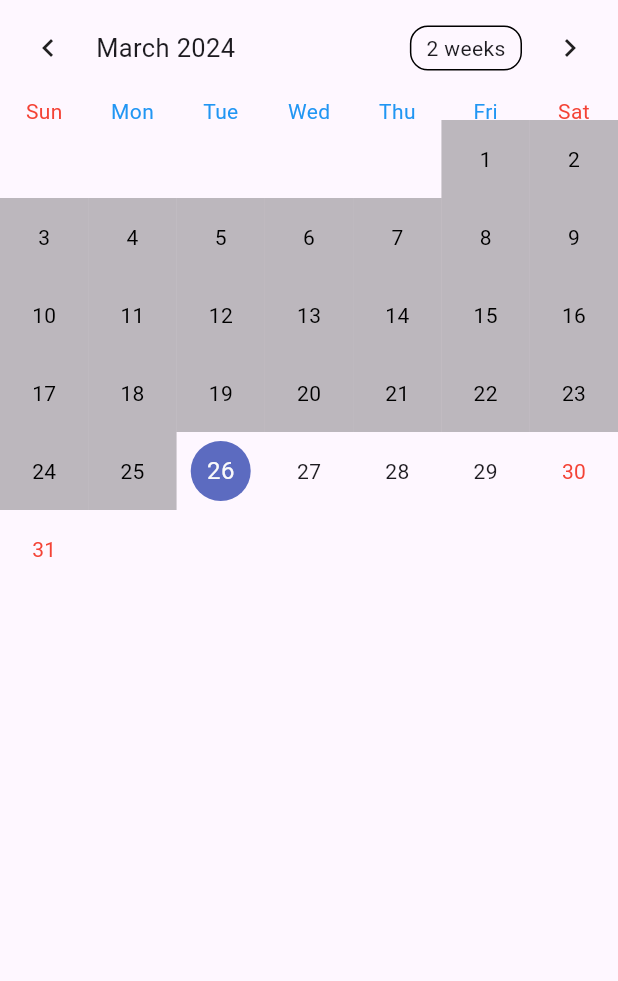
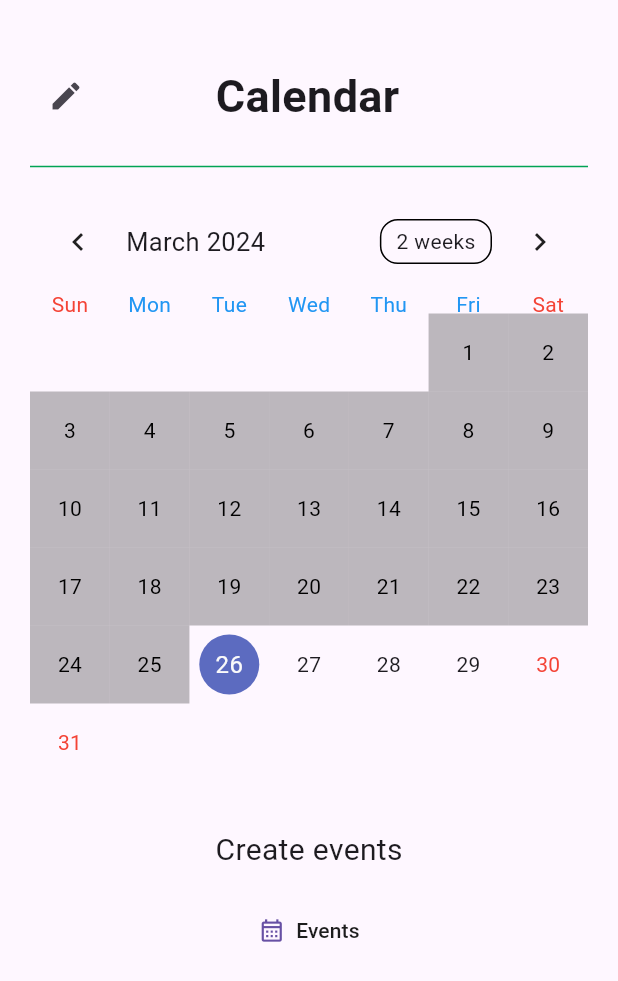
Before and after one commit to argietut/church-tap, a Flutter app: the CustomCalendar screen opened directly, on a phone screen of 412 x 824 dp. Shown: the top 981 px of the screen. Run offline on Flutter 3.47's test engine with Material 3 defaults, Android fonts, the phone set to English and light mode, and no system bars; drawn by our look-alikes of table_calendar; our stand-ins replace cloud_firestore, firebase_auth, firebase_core, flutter_map, geolocator, get and 3 more; missing offline and left inert: flutter_map_location_marker, flutter_map_marker_popup; accounts and stored records are empty.

Commit message:
ui enhancement in Calendar.dart

```diff
--- a/lib/BACK_END/Services/Functions/Users.dart
+++ b/lib/BACK_END/Services/Functions/Users.dart
@@ -89,7 +89,7 @@ class UserStorage {
   }
 
 
-  Stream<QuerySnapshot> fetchPendingAppointments(String uniqueID) {
+  Stream<QuerySnapshot> fetchPendingAppointments(String uid) {
     return db
         .collection("users")
         .doc("members")
--- a/lib/FRONT_END/AdminScreens/admin_home.dart
+++ b/lib/FRONT_END/AdminScreens/admin_home.dart
@@ -84,10 +84,11 @@ class _AdminHomePageState extends State<AdminHomePage> {
                 ),
               ),
             if (approvedData.isEmpty) // Display message if no approved data
-              Expanded(
+              const Expanded(
+                child: Center(
                   child: Column(
                     mainAxisAlignment: MainAxisAlignment.center,
-                  children: const [
+                    children: [
                       Text(
                         'No Events yet!',
                         style: TextStyle(
@@ -100,6 +101,7 @@ class _AdminHomePageState extends State<AdminHomePage> {
                         'Time to chill and find yourself.',
                       ),
                     ],
+                  ),
                 ),
               ),
           ],
--- a/lib/FRONT_END/MemberScreens/widget_member/Calendar.dart
+++ b/lib/FRONT_END/MemberScreens/widget_member/Calendar.dart
@@ -5,6 +5,7 @@ import 'package:bethel_app_final/BACK_END/Services/Functions/Authentication.dart
 import 'package:bethel_app_final/BACK_END/Services/Functions/Users.dart';
 import 'package:bethel_app_final/FRONT_END/MemberScreens/appointment_page.dart';
 import 'package:bethel_app_final/FRONT_END/MemberScreens/screen_pages/appointment_source_directory/add_appointment.dart';
+import 'package:bethel_app_final/FRONT_END/constant/color.dart';
 import 'package:cloud_firestore/cloud_firestore.dart';
 import 'package:firebase_auth/firebase_auth.dart';
 import 'package:flutter/material.dart';
@@ -60,7 +61,7 @@ class _CustomCalendarState extends State<CustomCalendar> {
           _calendarFormat = format;
         });
       },
-      calendarStyle: CalendarStyle(
+      calendarStyle: const CalendarStyle(
          // selectedDecoration: if(widget.type ),
           weekendTextStyle: TextStyle(
               color: Colors.red),
@@ -92,11 +93,11 @@ class _CustomCalendarState extends State<CustomCalendar> {
       calendarBuilders: CalendarBuilders(
         disabledBuilder: (context, day, focusedDay) {
           return  Container(
-            decoration: BoxDecoration(color: Colors.black26),
+            decoration: const BoxDecoration(color: Colors.black26),
             child: Center(
               child: Text(
                 "${day.day}",
-                style: TextStyle(
+                style: const TextStyle(
                     color: Colors.black),
               ),
             ),
@@ -111,7 +112,7 @@ class _CustomCalendarState extends State<CustomCalendar> {
                   child: Center(
                     child: Text(
                       "${day.day}",
-                      style: TextStyle(
+                      style: const TextStyle(
                           color: Colors.black),
                     ),
                   ),
@@ -132,7 +133,7 @@ class _CustomCalendarState extends State<CustomCalendar> {
           if(day.weekday == DateTime.sunday || day.weekday == DateTime.saturday){
             return Center(
               child: Text(red,
-                style: TextStyle(color: Colors.red),
+                style: const TextStyle(color: Colors.red),
               ),
             );
           }
@@ -140,7 +141,7 @@ class _CustomCalendarState extends State<CustomCalendar> {
             return Center(
               child: Text(
                 blue,
-                style: TextStyle(color: Colors.blue),
+                style: const TextStyle(color: Colors.blue),
               ),
             );
           }
@@ -171,28 +172,147 @@ class _CustomCalendarState extends State<CustomCalendar> {
 
   Widget admin(BuildContext context) {
     return Scaffold(
-      body: ListView(children: [_tableCalendar],)
-      ,);
+        body: Expanded(
+          child: Padding(
+            padding: const EdgeInsets.only(top: 40, left: 20, right: 20),
+            child: Column(
+              crossAxisAlignment: CrossAxisAlignment.start,
+              children: [
+                Row(
+                  mainAxisAlignment: MainAxisAlignment.spaceBetween,
+                  children: [
+                    IconButton(
+                      onPressed: () {},
+                      icon: const Icon(Icons.edit),
+                    ),
+                    const Text(
+                      "Calendar",
+                      style: TextStyle(
+                        fontSize: 30,
+                        fontWeight: FontWeight.bold,
+                      ),
+                    ),
+                    const SizedBox(width: 50),
+                  ],
+                ),
+                const SizedBox(height: 15),
+                const Divider(
+                  color: appGreen,
+                ),
+                const SizedBox(height: 10),
+                Expanded(
+                  child: ListView(
+                    children: [_tableCalendar],
+
+                  ),
+                ),
+
+                const Center(
+                  child: Text('Create events',
+                  style: TextStyle(
+                    fontSize: 20,
+
+                  ),
+                  ),
+                ),
+                const SizedBox(height: 15),
+                EventMakerButton(),
+                const SizedBox(height: 180),
+              ],
+            ),
+          ),
+        ),
+        );
   }
 
 Widget member(BuildContext context){
   return Scaffold(
     appBar: AppBar(
-      automaticallyImplyLeading: true),
-    body: ListView(children: [_tableCalendar,Row(children: [AppointmentMakerButton(),EventMakerButton()],mainAxisAlignment: MainAxisAlignment.center)],)
-    ,);
+      automaticallyImplyLeading: true
+    ),
+
+      body: Expanded(
+        child: Padding(
+          padding: const EdgeInsets.only(top: 20, left: 20, right: 20),
+          child: Column(
+            crossAxisAlignment: CrossAxisAlignment.start,
+
+            children: [
+              const Row(
+                mainAxisAlignment: MainAxisAlignment.spaceBetween,
+                children: [
+                  Text(
+                    "Request Appointment",
+                    style: TextStyle(
+                      fontSize: 30,
+                      fontWeight: FontWeight.bold,
+                    ),
+                  ),
+                  SizedBox(width: 50),
+                ],
+              ),
+              const SizedBox(height: 15),
+              const Divider(
+                color: appGreen,
+              ),
+              const SizedBox(height: 10),
+              Expanded(
+                child: ListView(
+                  children: [
+                    _tableCalendar,
+                    Row(
+                      children: [
+                        Expanded(
+                          child: AppointmentMakerButton(),
+                        ),
+                        Expanded(
+                          child: EventMakerButton(),
+                        ),
+                      ],
+                    ),
+                  ],
+                ),
+              ),
+            ],
+          ),
+        ),
+      ),
+      );
 }
 Widget AppointmentMakerButton(){
     return TextButton(onPressed: () {
-      Navigator.push(context, MaterialPageRoute(builder: (context) => AddAppointment(firstDate: DateTime.utc(currentYear,1,1), lastDate: DateTime(currentYear+1,1,1,0), selectedDate:_selectedDay ),));
-    }, child: Row(children: [Icon(Icons.calendar_today),Text("  Appointment")],
-      mainAxisAlignment: MainAxisAlignment.center,),
+      Navigator.push(context, MaterialPageRoute(
+        builder: (context) => AddAppointment(
+            firstDate: DateTime.utc(currentYear,1,1),
+            lastDate: DateTime(currentYear+1,1,1,0), selectedDate:_selectedDay ),
+      )
+      );
+    }, child: const Row(
+      children: [
+        Icon(
+          Icons.event_note_outlined
+        ),
+        Text("  Appointment")
+      ],
+      mainAxisAlignment: MainAxisAlignment.center,
+     ),
     );
 }
 Widget EventMakerButton(){
     return TextButton(onPressed: () {
 
-    }, child: Row(children: [Icon(Icons.calendar_month),Text("  Events")],mainAxisAlignment: MainAxisAlignment.center,));
+    }, child: const Row(
+      children: [
+        Icon(
+            Icons.calendar_month_outlined),
+        Text(
+            "  Events",
+          style: TextStyle(
+            color: appBlack
+          ),
+        )
+      ],
+      mainAxisAlignment: MainAxisAlignment.center,));
 }
 
 
--- a/pubspec.yaml
+++ b/pubspec.yaml
@@ -15,7 +15,7 @@ dependencies:
     sdk: flutter
 
 
-  cupertino_icons: ^1.0.2
+  cupertino_icons: ^1.0.6
   intl: 0.18.1
   syncfusion_flutter_datepicker: ^24.1.47
   table_calendar: ^3.0.3
@@ -44,6 +44,7 @@ dependencies:
   image_picker: ^1.0.7
   flutter_slidable: ^3.1.0
   awesome_snackbar_content: ^0.1.3
+  fluentui_system_icons: ^1.1.232
 
 dev_dependencies:
   flutter_test:
```
Also changed, not shown: lib/FRONT_END/AdminScreens/admin_approval.dart (+8 -19 lines), lib/FRONT_END/MemberScreens/screen_pages/appointment_source_directory/add_appointment.dart (+7 -2 lines), assets/images/background_image.jpg (deleted), assets/images/backgroundimage.jpg (deleted), pubspec.lock. Lines whose indentation alone changed are shown as unchanged.
